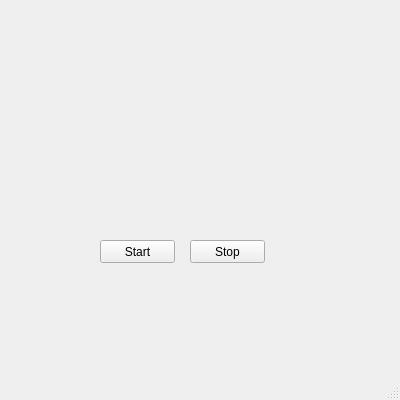
Before: the Qt Designer form ui/mainWindow.ui in LuWei6896/m3gan, drawn with Qt 5.
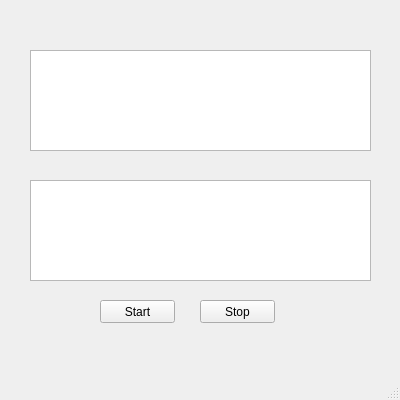
After: the same form once the commit is applied.

```diff
--- a/ui/mainWindow.ui
+++ b/ui/mainWindow.ui
@@ -30,7 +30,7 @@
     <property name="geometry">
      <rect>
       <x>100</x>
-      <y>240</y>
+      <y>300</y>
       <width>75</width>
       <height>23</height>
      </rect>
@@ -42,8 +42,8 @@
    <widget class="QPushButton" name="stopButton">
     <property name="geometry">
      <rect>
-      <x>190</x>
-      <y>240</y>
+      <x>200</x>
+      <y>300</y>
       <width>75</width>
       <height>23</height>
      </rect>
@@ -52,6 +52,32 @@
      <string>Stop</string>
     </property>
    </widget>
+   <widget class="QTextEdit" name="textEditInput">
+    <property name="geometry">
+     <rect>
+      <x>30</x>
+      <y>50</y>
+      <width>341</width>
+      <height>101</height>
+     </rect>
+    </property>
+    <property name="readOnly">
+     <bool>true</bool>
+    </property>
+   </widget>
+   <widget class="QTextEdit" name="textEditOutput">
+    <property name="geometry">
+     <rect>
+      <x>30</x>
+      <y>180</y>
+      <width>341</width>
+      <height>101</height>
+     </rect>
+    </property>
+    <property name="readOnly">
+     <bool>true</bool>
+    </property>
+   </widget>
   </widget>
   <widget class="QMenuBar" name="menubar">
    <property name="geometry">
```
